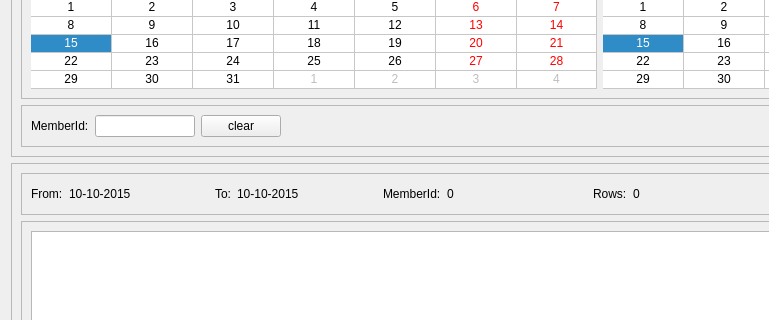
This is penyamanager/admin/accountbalanceview.ui in eguzki/penyamanager as Qt 5 draws it before an edit; both pictures show x 0 to 769 and y 143 to 463 of the 1200 by 1000 pixel window. The edited form follows.
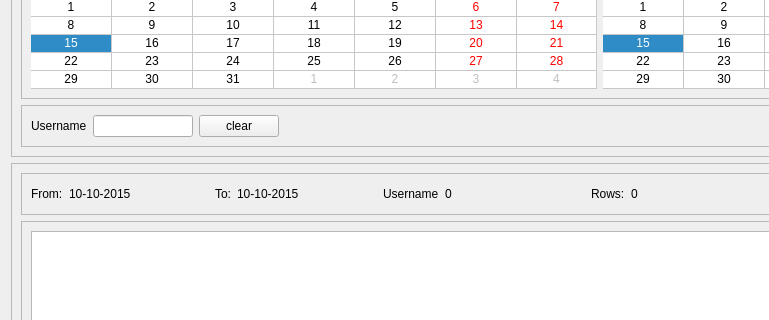
This is the edited form.

Commit message: [FEATURE] username can be updated

```diff
--- a/penyamanager/admin/accountbalanceview.ui
+++ b/penyamanager/admin/accountbalanceview.ui
@@ -166,7 +166,7 @@
          <item>
           <widget class="QLabel" name="memberIdLabel">
            <property name="text">
-            <string>MemberId:</string>
+            <string>Username</string>
            </property>
           </widget>
          </item>
@@ -323,7 +323,7 @@
          <item>
           <widget class="QLabel" name="memberIdResLabel">
            <property name="text">
-            <string>MemberId:</string>
+            <string>Username</string>
            </property>
           </widget>
          </item>
```
The commit also changes 43 other files.
